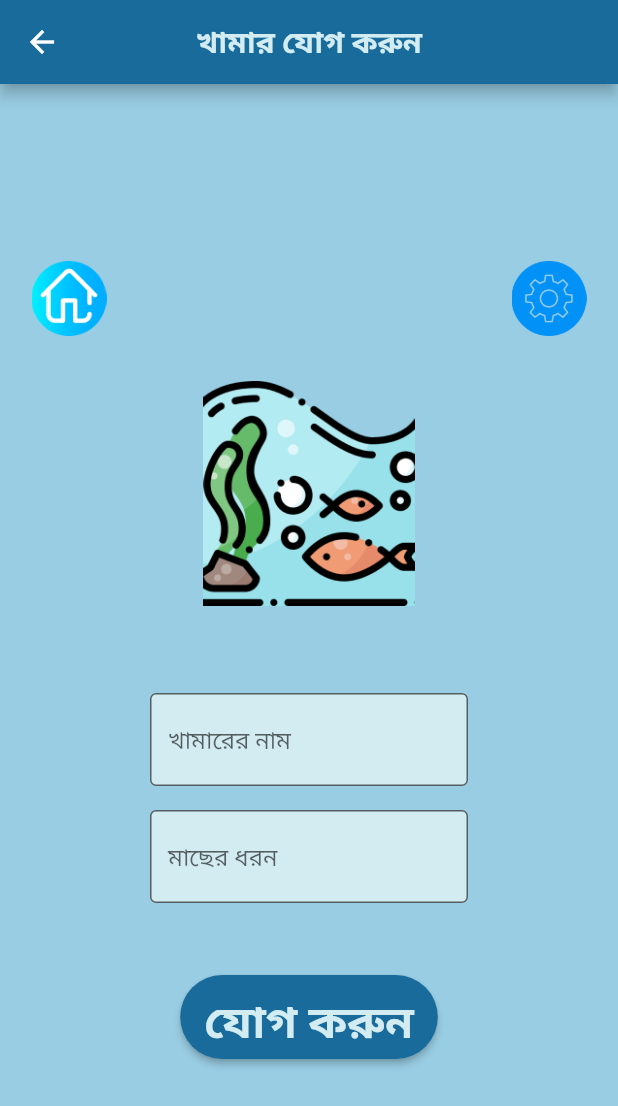
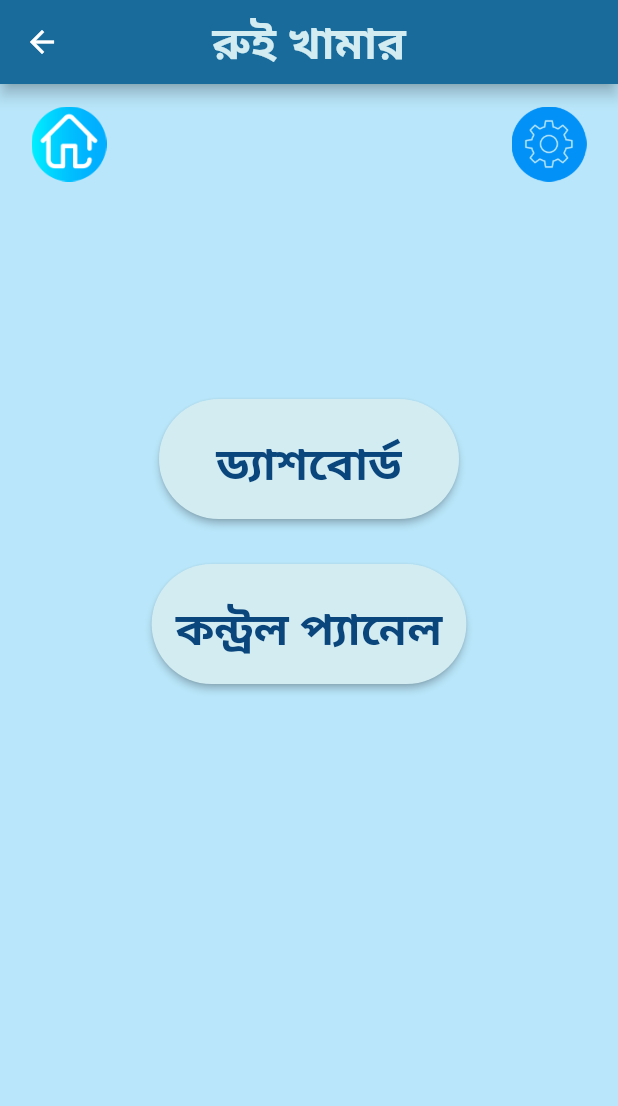
Before and after one commit to adibhossain/anchor_eye, a Flutter app: the first screen one second after launch, on a phone screen of 412 x 824 dp. Shown: the top 1106 px of the screen. Run offline on Flutter 3.47's test engine with Material 2 defaults, Android fonts, the phone set to English and light mode, and no system bars; our stand-ins replace flutter_spinkit.

Commit message:
Created Specific_Farm -Rashid

```diff
--- a/lib/main.dart
+++ b/lib/main.dart
@@ -5,10 +5,11 @@ import 'pages/login.dart';
 import 'pages/main_menu.dart';
 import 'pages/signup.dart';
 import 'pages/add_farm.dart';
+import 'pages/specific_farm.dart';
 
 void main() {
   runApp(MaterialApp(
-      initialRoute: '/add_farm',
+      initialRoute: '/specific_farm',
       routes: {
         '/': (context) => Splash(),
         '/home': (context) => Home(),
@@ -16,6 +17,7 @@ void main() {
         '/main_menu': (context) => MainMenu(),
         '/signup': (context) => SignUp(),
 		'/add_farm': (context) => Add_farm(),
+		'/specific_farm': (context) => SpecificFarm(),
       }
   ));
 }
--- /dev/null
+++ b/lib/pages/specific_farm.dart
@@ -0,0 +1,111 @@
+import 'package:flutter/material.dart';
+
+class SpecificFarm extends StatefulWidget {
+  const SpecificFarm({Key? key}) : super(key: key);
+  @override
+  _SpecificFarmState createState() => _SpecificFarmState();
+}
+
+class _SpecificFarmState extends State<SpecificFarm> {
+  @override
+  Widget build(BuildContext context) {
+    return Scaffold(
+      backgroundColor: Color(0xFFB9E6FA),
+      appBar: AppBar(
+        backgroundColor: Color(0xFF186B9A),
+        centerTitle: true,
+        title: Text(
+          'রুই খামার',
+          style: TextStyle(
+            fontSize: 30.0,
+            color: Color(0xFFD2ECF2),
+            fontWeight: FontWeight.bold,
+          ),
+        ),
+      ),
+
+      body: SafeArea(
+
+        child: Center(
+
+          child: Column(
+
+            mainAxisAlignment: MainAxisAlignment.start,
+
+            //crossAxisAlignment: CrossAxisAlignment.center,
+            children: <Widget>[
+              SizedBox(height: 15),
+              Row(
+                  mainAxisAlignment: MainAxisAlignment.center,
+                  children: <Widget>[
+                    Image(
+                      image: AssetImage('assets/home_icon.png'),
+                      height: 50.0,
+                      width: 50.0,
+                    ),
+                    SizedBox(width: 270),
+                    Image(
+                      image: AssetImage('assets/gear.png'),
+                      height: 50.0,
+                      width: 50.0,
+                    ),
+                  ]
+
+              ),
+              SizedBox(height: 145),
+
+
+              Container(
+                child: ElevatedButton(
+                  style: ElevatedButton.styleFrom(
+                    shape: StadiumBorder(),
+                    minimumSize: const Size(200, 80),
+                    foregroundColor: Color(0xFF0A457C),
+                    backgroundColor: Color(0xFFD2ECF2),
+                  ),
+                  onPressed: () {
+                    Navigator.pushNamed(context, '/login');
+                  },
+                  child: Container(
+                    padding: EdgeInsets.fromLTRB(0,10,0,5),
+                    child: Text(
+                      'ড্যাশবোর্ড',
+                      style: TextStyle(
+                        fontSize: 30.0,
+                        fontWeight: FontWeight.bold,
+                      ),
+                    ),
+                  ),
+                ),
+              ),
+              SizedBox(height: 30),
+              Container(
+                child: ElevatedButton(
+                  style: ElevatedButton.styleFrom(
+                    shape: StadiumBorder(),
+                    minimumSize: const Size(200, 80),
+                    foregroundColor: Color(0xFF0A457C),
+                    backgroundColor: Color(0xFFD2ECF2),
+                  ),
+                  onPressed: () { },
+                  child: Container(
+                    padding: EdgeInsets.fromLTRB(0,10,0,5),
+                    child: Text(
+                      'কন্ট্রল প্যানেল',
+                      style: TextStyle(
+                        fontSize: 30.0,
+                        fontWeight: FontWeight.bold,
+                      ),
+                    ),
+                  ),
+                ),
+              ),
+
+
+            ],
+          ),
+        ),
+      ),
+    );
+  }
+}
--- a/lib/pages/splash.dart
+++ b/lib/pages/splash.dart
@@ -17,7 +17,7 @@ class _SplashState extends State<Splash> {
   @override
   void initState() {
     super.initState();
-     //loadHome();
+     loadHome();
   }
 
   @override
```
